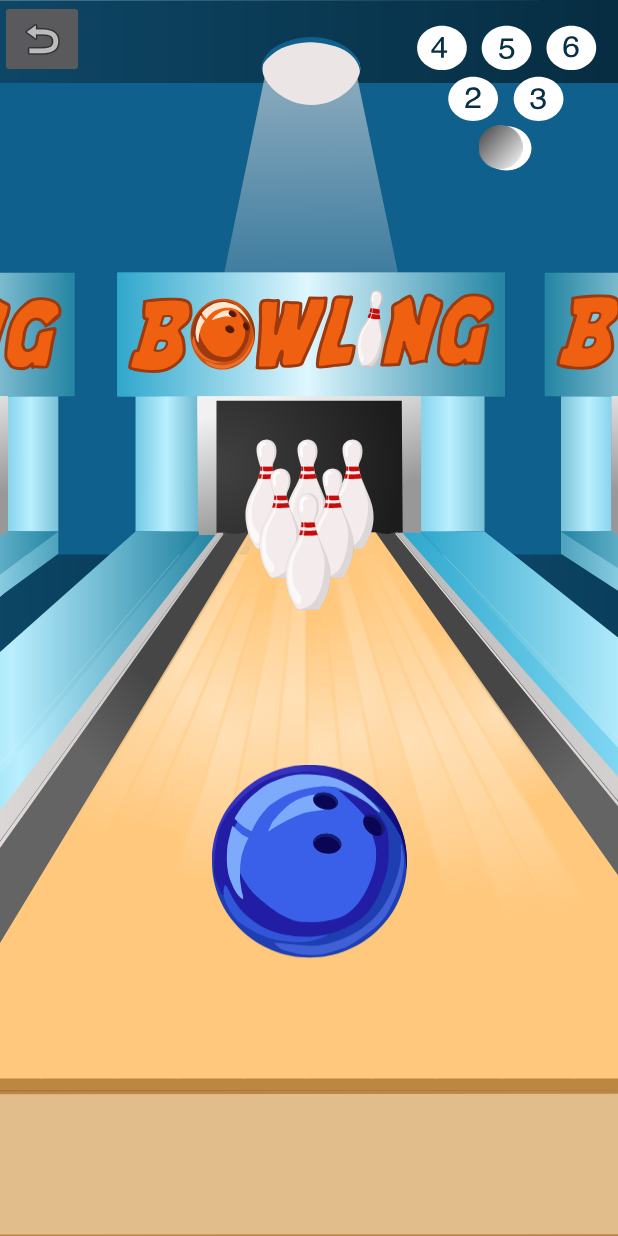
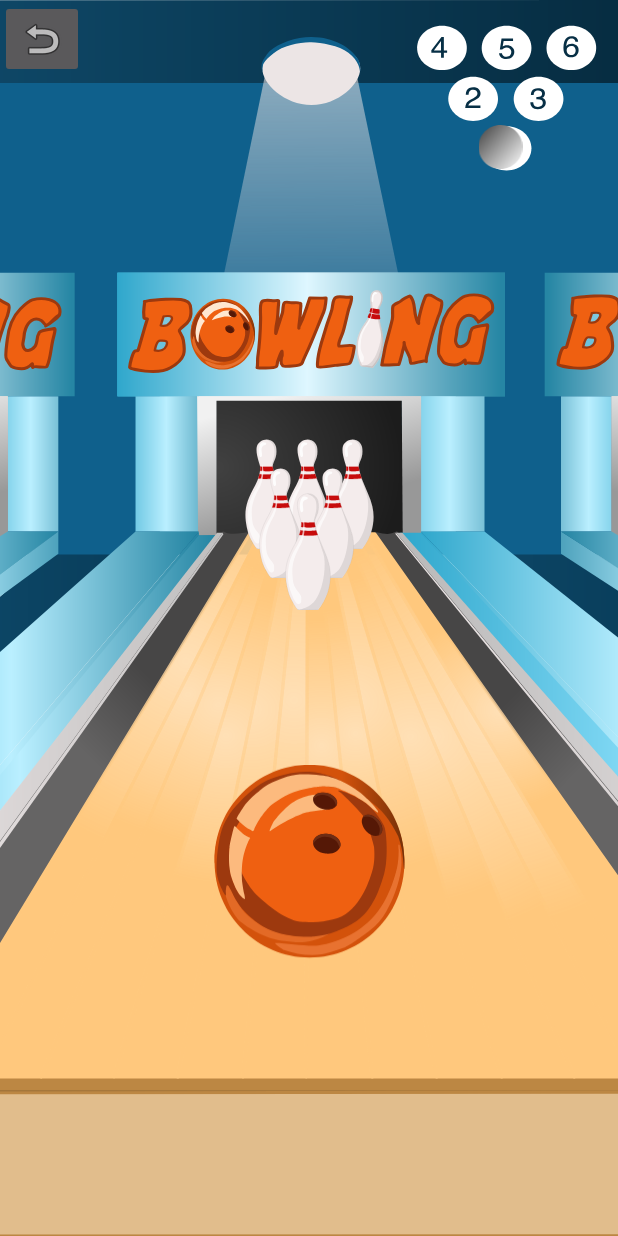
Before and after one commit to Alicia-Lundberg/BowlingBuddies, an Android app: the BowlingActivity screen opened directly, with no data from a screen before it, on a phone screen of 412 x 824 dp. Run offline under Robolectric (Android 15) with nearby library versions, the phone set to English and light mode, and no system bars.

Commit message:
Bytte till orange ball

```diff
--- a/app/src/main/java/com/example/bowling/BowlingActivity.java
+++ b/app/src/main/java/com/example/bowling/BowlingActivity.java
@@ -35,7 +35,7 @@ public class BowlingActivity extends AppCompatActivity {
     private ImageView kagla4;
     private ImageView kagla5;
     private ImageView kagla6;
-    private ImageView blueBall;
+    private ImageView orangeBall;
 
     private int strikeCounter;
 
@@ -93,13 +93,13 @@ public class BowlingActivity extends AppCompatActivity {
                         //När man trycker ner knappen, "kasta" bollen, kan behövas öndra så att kastet sykas med att alla pins faller
                         if(event.getAction()==MotionEvent.ACTION_UP){
                             strikeCounter=0;
-                            throwBallStrike(blueBall);
+                            throwBallStrike(orangeBall);
                             return true;
                         }
 
                         //När man släpper knappen, reset både pins och boll
                         if(event.getAction()==MotionEvent.ACTION_DOWN){
-                            resetBall(blueBall);
+                            resetBall(orangeBall);
                             resetPins();
                             return true;
                         }
@@ -167,13 +167,13 @@ public class BowlingActivity extends AppCompatActivity {
 
 
         Button throwButton = findViewById(R.id.bowlingball);
-        blueBall = (ImageView) findViewById(R.id.blueBall);
+        orangeBall = (ImageView) findViewById(R.id.orangeBall);
         throwButton.setOnClickListener(new View.OnClickListener() {
             @Override
             public void onClick (View v){
                 MediaPlayer mediaPlayer = MediaPlayer.create(BowlingActivity.this, R.raw.rolling);
                 mediaPlayer.start();
-                throwBallStrike(blueBall);
+                throwBallStrike(orangeBall);
             }
         });
 
@@ -186,7 +186,7 @@ public class BowlingActivity extends AppCompatActivity {
         resetBall.setOnClickListener(new View.OnClickListener() {
             @Override
             public void onClick (View v){
-                resetBall(blueBall);
+                resetBall(orangeBall);
             }
         });
 
--- a/app/src/main/res/layout/activity_bowling.xml
+++ b/app/src/main/res/layout/activity_bowling.xml
@@ -117,14 +117,14 @@
         tools:ignore="MissingConstraints" />
 
     <ImageView
-        android:id="@+id/blueBall"
+        android:id="@+id/orangeBall"
         android:layout_width="150dp"
         android:layout_height="250dp"
         android:layout_marginTop="450dp"
         app:layout_constraintEnd_toEndOf="parent"
         app:layout_constraintStart_toStartOf="parent"
         app:layout_constraintTop_toTopOf="parent"
-        app:srcCompat="@drawable/blueball_2" />
+        app:srcCompat="@drawable/orangeball_2" />
 
     <Button
         android:id="@+id/resetPins"
```
